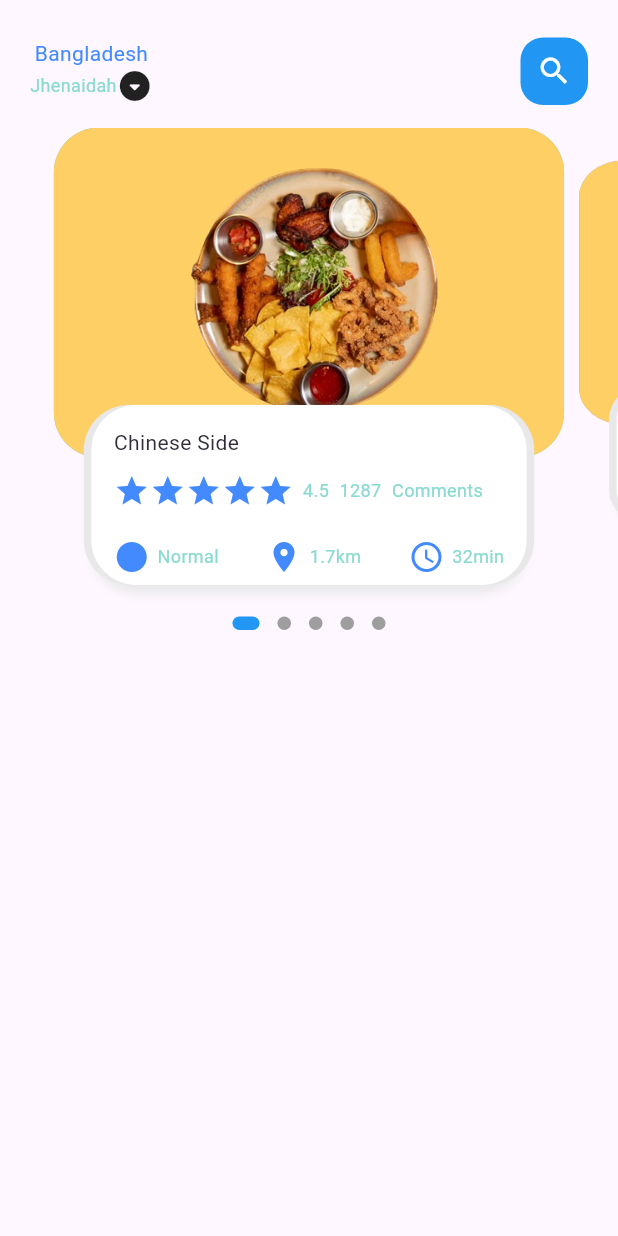
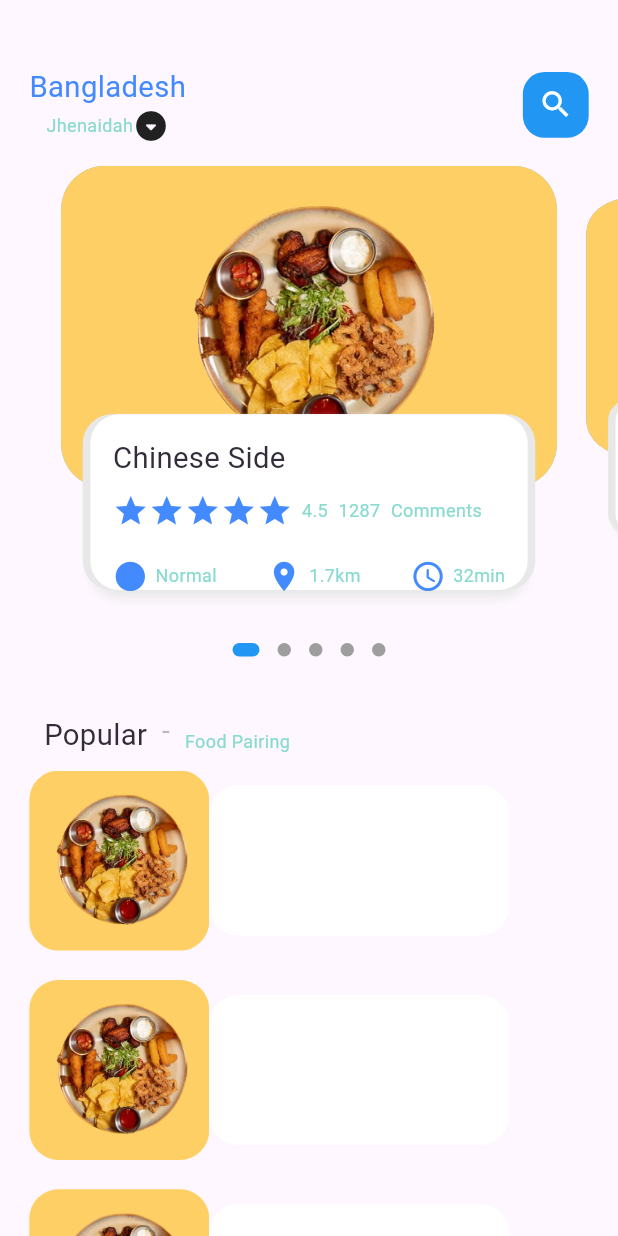
Before and after one commit to Nurujjaman329/e_commerce_app_with_push_notification, a Flutter app: the screen it shows after launch, on a phone screen of 412 x 824 dp. Run offline on Flutter 3.47's test engine with Material 3 defaults, Android fonts, the light colour scheme and no system bars; drawn by our look-alikes of dots_indicator; our stand-ins replace get.

Commit message:
modify food page

```diff
--- a/lib/home/food_page_body.dart
+++ b/lib/home/food_page_body.dart
@@ -1,4 +1,5 @@
 import 'package:dots_indicator/dots_indicator.dart';
+import 'package:ecommerce_app_with_push_notification/utils/dimensions.dart';
 import 'package:ecommerce_app_with_push_notification/widgets/big_text.dart';
 import 'package:ecommerce_app_with_push_notification/widgets/icon_and_text_widgets.dart';
 import 'package:ecommerce_app_with_push_notification/widgets/small_text.dart';
@@ -17,7 +18,7 @@ class _FoodPageBodyState extends State<FoodPageBody> {
 
   double _scaleFactor = 0.8;
 
-  double _height = 220;
+  double _height = Dimensions.pageViewContainer;
 
   @override
   void initState() {
@@ -41,7 +42,7 @@ class _FoodPageBodyState extends State<FoodPageBody> {
     return Column(
       children: [
         Container(
-          height: 320,
+          height: Dimensions.pageView,
           child: PageView.builder(
             controller: pageController,
             itemCount: 5,
@@ -60,6 +61,78 @@ class _FoodPageBodyState extends State<FoodPageBody> {
             activeShape: RoundedRectangleBorder(
                 borderRadius: BorderRadius.circular(5.0)),
           ),
+        ),
+        SizedBox(
+          height: Dimensions.height30,
+        ),
+        Container(
+          margin: EdgeInsets.only(
+            left: Dimensions.width30,
+          ),
+          child: Row(
+            crossAxisAlignment: CrossAxisAlignment.end,
+            children: [
+              BigText(text: "Popular"),
+              SizedBox(
+                width: Dimensions.width10,
+              ),
+              Container(
+                margin: EdgeInsets.only(bottom: 3),
+                child: BigText(
+                  text: "-",
+                  color: Colors.black26,
+                ),
+              ),
+              SizedBox(
+                width: Dimensions.width10,
+              ),
+              Container(
+                margin: EdgeInsets.only(bottom: 2),
+                child: SmallText(text: "Food Pairing"),
+              ),
+            ],
+          ),
+        ),
+        Container(
+          height: 900,
+          child: ListView.builder(
+              physics: NeverScrollableScrollPhysics(),
+              itemCount: 10,
+              itemBuilder: (context, index) {
+                return Container(
+                  margin: EdgeInsets.only(
+                      left: Dimensions.width20,
+                      right: Dimensions.width20,
+                      bottom: Dimensions.height10,
+                      top: Dimensions.height10),
+                  child: Row(
+                    children: [
+                      Container(
+                        width: 120,
+                        height: 120,
+                        decoration: BoxDecoration(
+                            borderRadius: BorderRadius.circular(
+                              Dimensions.radius20,
+                            ),
+                            color: Colors.white38,
+                            image: DecorationImage(
+                              fit: BoxFit.cover,
+                              image: AssetImage("assets/images/food_1.1.png"),
+                            )),
+                      ),
+                      Container(
+                        height: 100,
+                        width: 200,
+                        decoration: BoxDecoration(
+                          borderRadius:
+                              BorderRadius.circular(Dimensions.radius20),
+                          color: Colors.white,
+                        ),
+                      ),
+                    ],
+                  ),
+                );
+              }),
         ),
       ],
     );
@@ -97,10 +170,11 @@ class _FoodPageBodyState extends State<FoodPageBody> {
       child: Stack(
         children: [
           Container(
-            height: 220,
-            margin: EdgeInsets.only(left: 5, right: 5),
+            height: Dimensions.pageViewContainer,
+            margin: EdgeInsets.only(
+                left: Dimensions.width10, right: Dimensions.width10),
             decoration: BoxDecoration(
-              borderRadius: BorderRadius.circular(30),
+              borderRadius: BorderRadius.circular(Dimensions.radius30),
               color: index.isEven ? Color(0XFF69c5df) : Color(0XFF9294cc),
               image: DecorationImage(
                 fit: BoxFit.cover,
@@ -113,10 +187,13 @@ class _FoodPageBodyState extends State<FoodPageBody> {
           Align(
             alignment: Alignment.bottomCenter,
             child: Container(
-              height: 120,
-              margin: EdgeInsets.only(left: 30, right: 30, bottom: 15),
+              height: Dimensions.pageViewTextContainer,
+              margin: EdgeInsets.only(
+                  left: Dimensions.width30,
+                  right: Dimensions.width30,
+                  bottom: Dimensions.height30),
               decoration: BoxDecoration(
-                borderRadius: BorderRadius.circular(30),
+                borderRadius: BorderRadius.circular(Dimensions.radius20),
                 color: Colors.white,
                 boxShadow: [
                   BoxShadow(
@@ -145,7 +222,7 @@ class _FoodPageBodyState extends State<FoodPageBody> {
                   children: [
                     BigText(text: 'Chinese Side'),
                     SizedBox(
-                      height: 10,
+                      height: Dimensions.height10,
                     ),
                     Row(
                       children: [
@@ -175,7 +252,7 @@ class _FoodPageBodyState extends State<FoodPageBody> {
                       ],
                     ),
                     SizedBox(
-                      height: 20.0,
+                      height: Dimensions.height20,
                     ),
                     Row(
                       mainAxisAlignment: MainAxisAlignment.spaceBetween,
--- a/lib/home/main_food_page.dart
+++ b/lib/home/main_food_page.dart
@@ -1,3 +1,4 @@
+import 'package:ecommerce_app_with_push_notification/utils/dimensions.dart';
 import 'package:ecommerce_app_with_push_notification/widgets/big_text.dart';
 import 'package:ecommerce_app_with_push_notification/widgets/small_text.dart';
 import 'package:flutter/material.dart';
@@ -21,8 +22,10 @@ class _MainFoodPageState extends State<MainFoodPage> {
           children: [
             Container(
               child: Container(
-                margin: EdgeInsets.only(top: 25, bottom: 15),
-                padding: EdgeInsets.only(left: 20.0, right: 20.0),
+                margin: EdgeInsets.only(
+                    top: Dimensions.height45, bottom: Dimensions.height15),
+                padding: EdgeInsets.only(
+                    left: Dimensions.width20, right: Dimensions.width20),
                 child: Row(
                   mainAxisAlignment: MainAxisAlignment.spaceBetween,
                   children: [
@@ -44,14 +47,16 @@ class _MainFoodPageState extends State<MainFoodPage> {
                     ),
                     Center(
                       child: Container(
-                        width: 45,
-                        height: 45,
+                        width: Dimensions.height45,
+                        height: Dimensions.height45,
                         child: Icon(
                           Icons.search,
                           color: Colors.white,
+                          size: Dimensions.iconSize24,
                         ),
                         decoration: BoxDecoration(
-                          borderRadius: BorderRadius.circular(15.0),
+                          borderRadius:
+                              BorderRadius.circular(Dimensions.radius15),
                           color: Colors.blue,
                         ),
                       ),
@@ -60,7 +65,7 @@ class _MainFoodPageState extends State<MainFoodPage> {
                 ),
               ),
             ),
-            FoodPageBody(),
+            Expanded(child: SingleChildScrollView(child: FoodPageBody())),
           ],
         ),
       ),
--- a/lib/main.dart
+++ b/lib/main.dart
@@ -1,4 +1,5 @@
 import 'package:flutter/material.dart';
+import 'package:get/get.dart';
 
 import 'home/main_food_page.dart';
 
@@ -11,7 +12,7 @@ class MyApp extends StatelessWidget {
 
   @override
   Widget build(BuildContext context) {
-    return MaterialApp(
+    return GetMaterialApp(
       title: 'Flutter Demo',
       debugShowCheckedModeBanner: false,
       home: MainFoodPage(),
--- a/lib/utils/dimensions.dart
+++ b/lib/utils/dimensions.dart
@@ -0,0 +1,33 @@
+import 'package:get/get.dart';
+
+class Dimensions {
+  static double screenHeight = Get.context!.height;
+  static double screenWidth = Get.context!.width;
+
+  static double pageView = screenHeight / 2.64;
+  static double pageViewContainer = screenHeight / 3.84;
+  static double pageViewTextContainer = screenHeight / 7.03;
+//dynamic height padding and margin
+  static double height10 = screenHeight / 84.4;
+  static double height15 = screenHeight / 56.27;
+  static double height20 = screenHeight / 42.2;
+  static double height30 = screenHeight / 28.13;
+  static double height45 = screenHeight / 18.76;
+
+//dynamic width padding and margin
+
+  static double width10 = screenHeight / 84.4;
+  static double width15 = screenHeight / 56.27;
+  static double width20 = screenHeight / 42.2;
+  static double width30 = screenHeight / 28.13;
+
+  static double font20 = screenHeight / 42.2;
+
+//radius
+  static double radius15 = screenHeight / 56.27;
+  static double radius20 = screenHeight / 42.2;
+  static double radius30 = screenHeight / 28.13;
+
+  //icon Size
+  static double iconSize24 = screenHeight / 35.17;
+}
--- a/lib/widgets/big_text.dart
+++ b/lib/widgets/big_text.dart
@@ -1,3 +1,4 @@
+import 'package:ecommerce_app_with_push_notification/utils/dimensions.dart';
 import 'package:flutter/material.dart';
 
 class BigText extends StatelessWidget {
@@ -9,7 +10,7 @@ class BigText extends StatelessWidget {
     super.key,
     this.color = const Color(0XFF332d3b),
     required this.text,
-    this.size = 20,
+    this.size = 0,
     this.textOverFlow = TextOverflow.ellipsis,
   });
 
@@ -22,6 +23,7 @@ class BigText extends StatelessWidget {
       style: TextStyle(
         color: color,
         fontWeight: FontWeight.w400,
+        fontSize: size == 0 ? Dimensions.font20 : size,
       ),
     );
   }
--- a/lib/widgets/icon_and_text_widgets.dart
+++ b/lib/widgets/icon_and_text_widgets.dart
@@ -1,5 +1,7 @@
 import 'package:ecommerce_app_with_push_notification/widgets/small_text.dart';
 import 'package:flutter/material.dart';
+
+import '../utils/dimensions.dart';
 
 class IconAndTextWidget extends StatelessWidget {
   final IconData icon;
@@ -20,6 +22,7 @@ class IconAndTextWidget extends StatelessWidget {
         Icon(
           icon,
           color: iconColor,
+          size: Dimensions.iconSize24,
         ),
         SizedBox(
           width: 5,
--- a/pubspec.yaml
+++ b/pubspec.yaml
@@ -36,6 +36,7 @@ dependencies:
   # Use with the CupertinoIcons class for iOS style icons.
   cupertino_icons: ^1.0.2
   dots_indicator: ^3.0.0
+  get: ^4.6.6
 
 dev_dependencies:
   flutter_test:
```
Also changed, not shown: pubspec.lock.
